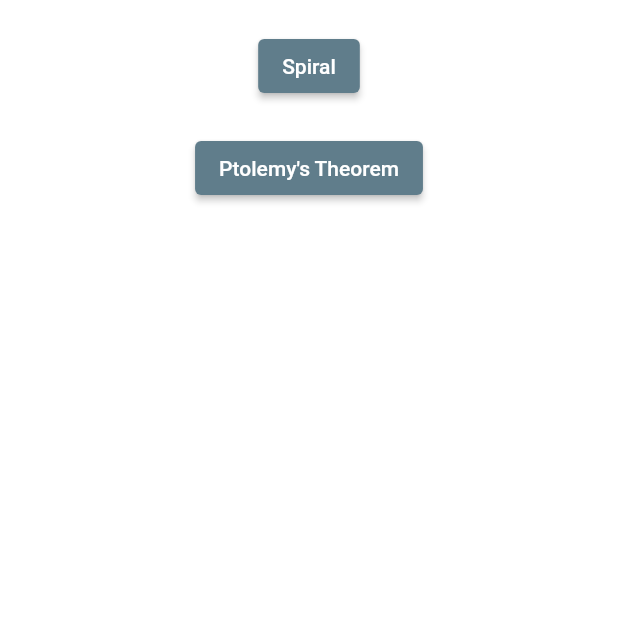
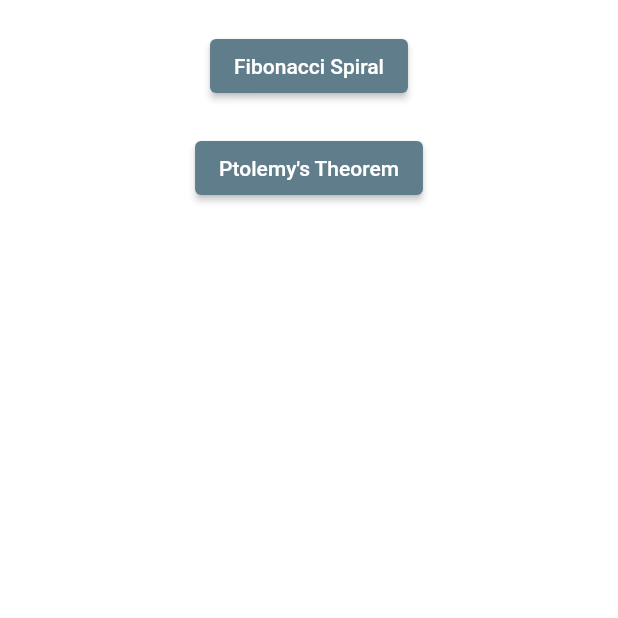
Before and after one commit to fullmers/flutter_animation_play, a Flutter app: the screen it shows after launch, on a phone screen of 412 x 824 dp, the top half of it. Run offline on Flutter 3.47's test engine with Material 2 defaults, Android fonts, the phone set to English and light mode, and no system bars.

Commit message:
remove print statement, update button text

```diff
--- a/lib/fibonacci/fibonacci_painter.dart
+++ b/lib/fibonacci/fibonacci_painter.dart
@@ -26,7 +26,6 @@ class FibonacciPainter extends CustomPainter {
 
     if (showRects) {
       for (FibonacciSquare fibRect in squares) {
-        print(fibRect);
         canvas.drawRect(fibRect.square, paint);
       }
     }
--- a/lib/main.dart
+++ b/lib/main.dart
@@ -24,7 +24,7 @@ class MyApp extends StatelessWidget {
         SizedBox(height: 20),
         ElevatedButton(
           child: Container(
-            child: Text('Spiral'),
+            child: Text('Fibonacci Spiral'),
           ),
           onPressed: () {
             Navigator.push(
```
